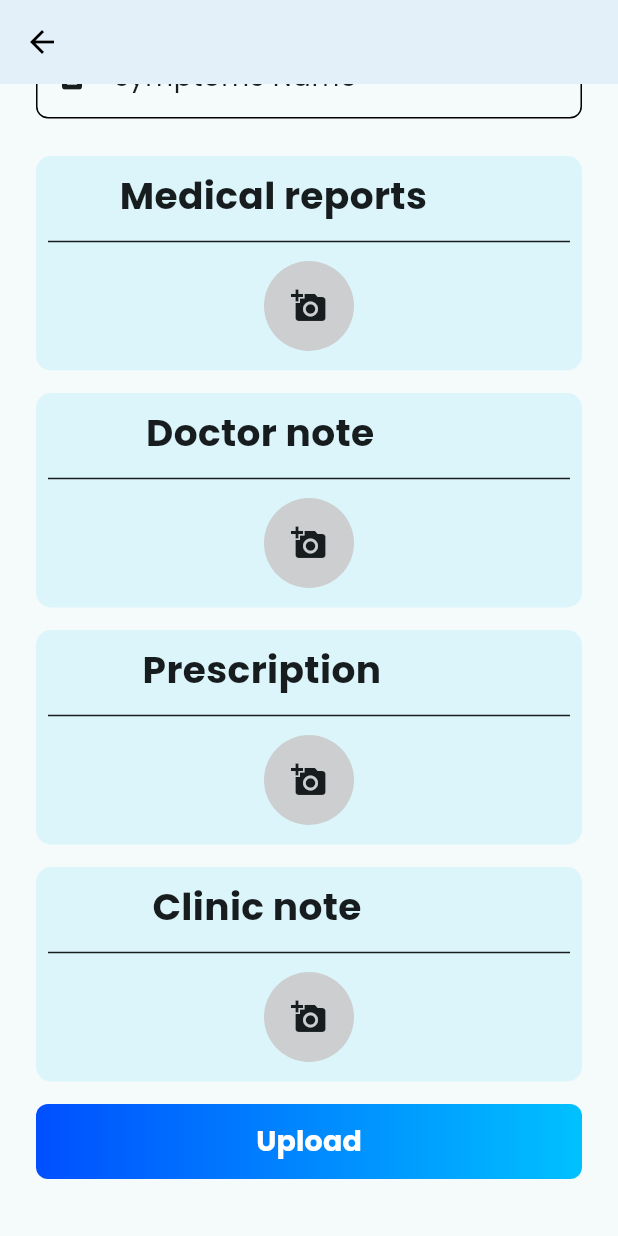
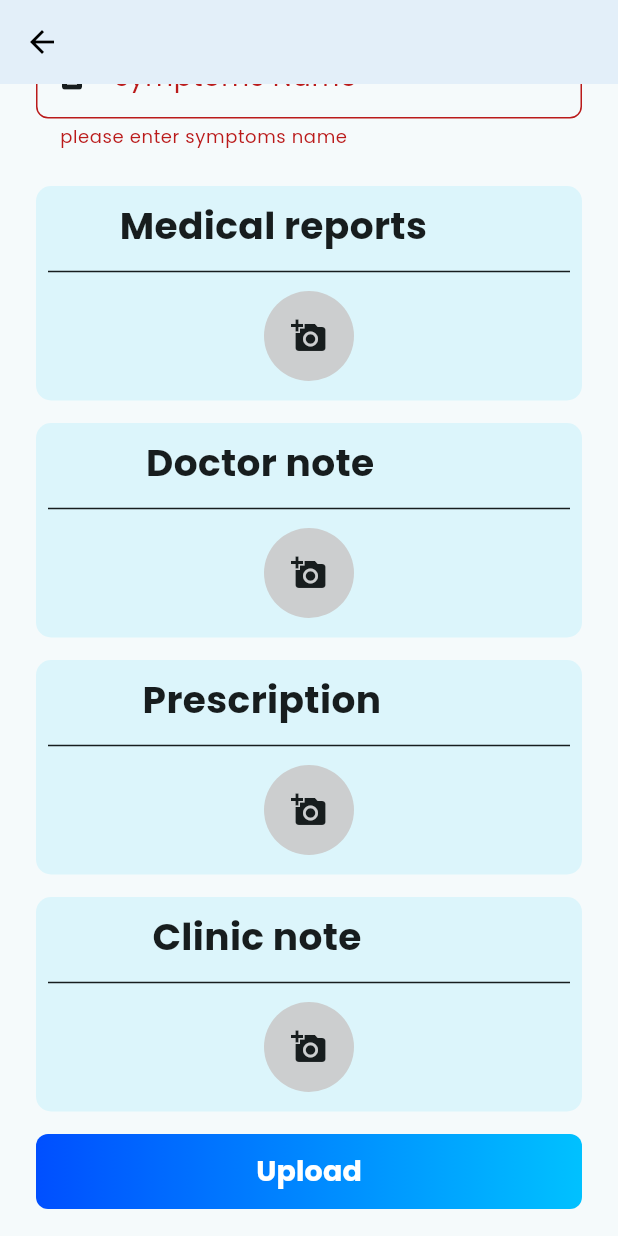
Before and after one commit to NimanthaSupun/healthcare, a Flutter app: the AddHealthReport screen opened directly with empty values, scrolled down 143 dp, after a tap on "Upload", on a phone screen of 412 x 824 dp. Run offline on Flutter 3.47's test engine with Material 3 defaults, Android fonts, the phone set to English and light mode, and no system bars; our stand-ins replace animate_do, cloud_firestore, firebase_auth, firebase_core, firebase_storage, fl_chart and 5 more; accounts and stored records are empty; network calls fail.

```diff
--- a/lib/pages/add_health_report.dart
+++ b/lib/pages/add_health_report.dart
@@ -1,8 +1,12 @@
 import 'dart:convert';
 import 'dart:io';
 
+import 'package:firebase_auth/firebase_auth.dart';
 import 'package:flutter/material.dart';
+import 'package:healthcare/functions/function_dart';
 import 'package:healthcare/models/health_category_model.dart';
+import 'package:healthcare/models/sympton_model.dart';
+import 'package:healthcare/services/category/symton_service.dart';
 import 'package:healthcare/widgets/reusable/custom_button.dart';
 import 'package:healthcare/widgets/reusable/custom_input.dart';
 import 'package:healthcare/widgets/single_category/single_category_image_card.dart';
@@ -21,7 +25,17 @@ class _AddHealthReportState extends State<AddHealthReport> {
   final _formKey = GlobalKey<FormState>();
   final TextEditingController _symptonsController = TextEditingController();
 
-  final ImagePicker imagePicker = ImagePicker();
+  final ImagePicker medicalImagePicker = ImagePicker();
+  final ImagePicker doctorImagePicker = ImagePicker();
+  final ImagePicker prescriptionImagePicker = ImagePicker();
+  final ImagePicker clinicImagePicker = ImagePicker();
+
+  @override
+  void dispose() {
+    _symptonsController.dispose();
+    super.dispose();
+  }
+
   XFile? _selectedmedicalReportImage;
   XFile? _selectedDoctorNoteImage;
   XFile? _selectedPrescriptionImage;
@@ -39,7 +53,61 @@ class _AddHealthReportState extends State<AddHealthReport> {
 
   bool _isLoading = false;
 
+  void _submitSympton(BuildContext context) async {
+    try {
+      if (!_formKey.currentState!.validate()) {
+        return;
+      }
+      setState(() {
+        _isLoading = true;
+      });
 
+
+      final SymptonModel symptonModel = SymptonModel(
+        id: "",
+        name: _symptonsController.text,
+        medicalReportImage: _base64MedicalReportImage,
+        doctorNoteImage: _base64DoctorNoteImage,
+        precriptionsImage: _base64PrescriptionImage,
+        clinicNoteImage: _base64ClinicNoteImage,
+      );
+
+      await SymtonService().addNewSympton(
+        FirebaseAuth.instance.currentUser!.uid,
+        widget.healthCategory.id,
+        symptonModel,
+      );
+
+      UtilFunctions().showSnackBarWdget(
+        // ignore: use_build_context_synchronously
+        context,
+        "Your sympton record has been created!",
+      );
+
+      // ignore: use_build_context_synchronously
+      Navigator.of(context).pop();
+    } catch (error) {
+      print("Error: ${error}");
+      showDialog(
+        // ignore: use_build_context_synchronously
+        context: context,
+        builder: (context) => AlertDialog(
+          title: Text("Error"),
+          content: Text("$error"),
+          actions: [
+            TextButton(
+              onPressed: () => Navigator.of(context).pop(),
+              child: Text("ok"),
+            ),
+          ],
+        ),
+      );
+    } finally {
+      setState(() {
+        _isLoading = false;
+      });
+    }
+  }
 
   @override
   Widget build(BuildContext context) {
@@ -49,6 +117,8 @@ class _AddHealthReportState extends State<AddHealthReport> {
         child: SingleChildScrollView(
           child: Padding(
             padding: EdgeInsets.all(8),
+            child: Form(
+              key: _formKey,
               child: Column(
                 children: [
                   Text(
@@ -90,7 +160,8 @@ class _AddHealthReportState extends State<AddHealthReport> {
                         SizedBox(height: 15),
                         SingleCategoryImageCard(
                           title: "Doctor note",
-                        onPressed: () => _pickedDoctorNote(ImageSource.gallery),
+                          onPressed: () =>
+                              _pickedDoctorNote(ImageSource.gallery),
                           selectedImage: _selectedDoctorNoteImage,
                         ),
                         SizedBox(height: 15),
@@ -103,14 +174,19 @@ class _AddHealthReportState extends State<AddHealthReport> {
                         SizedBox(height: 15),
                         SingleCategoryImageCard(
                           title: "Clinic note",
-                        onPressed: () => _pickedClinicNote(ImageSource.gallery),
+                          onPressed: () =>
+                              _pickedClinicNote(ImageSource.gallery),
                           selectedImage: _selectedClinicNoteImage,
                         ),
                         SizedBox(height: 15),
-                      CustomButton(
+                        _isLoading
+                            ? Center(
+                                child: CircularProgressIndicator(),
+                              )
+                            : CustomButton(
                                 title: "Upload",
                                 width: double.infinity,
-                        onPressed: () {},
+                                onPressed: () => _submitSympton(context),
                               ),
                         SizedBox(
                           height: 30,
@@ -123,24 +199,25 @@ class _AddHealthReportState extends State<AddHealthReport> {
             ),
           ),
         ),
+      ),
     );
   }
 
   Future<void> _pickedMedicalReport(ImageSource gallery) async {
     final XFile? image =
-        await imagePicker.pickImage(source: ImageSource.gallery);
+        await medicalImagePicker.pickImage(source: ImageSource.gallery);
 
     setState(() {
       _selectedmedicalReportImage = image;
       _medicalReportImage = File(image!.path);
-      _base64DoctorNoteImage =
+      _base64MedicalReportImage =
           base64Encode(_medicalReportImage!.readAsBytesSync());
     });
   }
 
   Future<void> _pickedDoctorNote(ImageSource gallery) async {
     final XFile? image =
-        await imagePicker.pickImage(source: ImageSource.gallery);
+        await doctorImagePicker.pickImage(source: ImageSource.gallery);
 
     setState(() {
       _selectedDoctorNoteImage = image;
@@ -152,7 +229,7 @@ class _AddHealthReportState extends State<AddHealthReport> {
 
   Future<void> _pickedPrescription(ImageSource gallery) async {
     final XFile? image =
-        await imagePicker.pickImage(source: ImageSource.gallery);
+        await prescriptionImagePicker.pickImage(source: ImageSource.gallery);
 
     setState(() {
       _selectedPrescriptionImage = image;
@@ -164,7 +241,7 @@ class _AddHealthReportState extends State<AddHealthReport> {
 
   Future<void> _pickedClinicNote(ImageSource gallery) async {
     final XFile? image =
-        await imagePicker.pickImage(source: ImageSource.gallery);
+        await clinicImagePicker.pickImage(source: ImageSource.gallery);
     setState(() {
       _selectedClinicNoteImage = image;
       _clinicNoteImage = File(image!.path);
@@ -172,4 +249,5 @@ class _AddHealthReportState extends State<AddHealthReport> {
           base64Encode(_clinicNoteImage!.readAsBytesSync());
     });
   }
+
 }
--- a/lib/services/users/user_service.dart
+++ b/lib/services/users/user_service.dart
@@ -1,5 +1,6 @@
 import 'package:cloud_firestore/cloud_firestore.dart';
 import 'package:firebase_auth/firebase_auth.dart';
+import 'package:healthcare/models/sympton_model.dart';
 import 'package:healthcare/models/user_model.dart';
 import 'package:healthcare/services/auth/auth_service.dart';
 
@@ -47,6 +48,7 @@ class UserService {
     return null;
   }
 
+
   // update User
   Future<void> updateUser(String userId, UserModel updateUser) async {
     try {
```
Also changed, not shown: lib/services/category/symton_service.dart (+34 -0 lines). Lines whose indentation alone changed are shown as unchanged.
